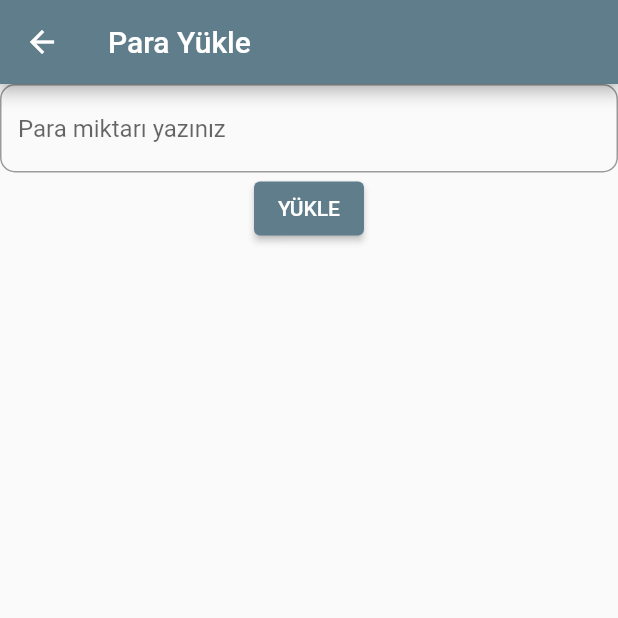
After one commit to ergulecdemet/dolap, a Flutter app: the MoneyScreen screen opened by its route, on a phone screen of 412 x 824 dp, the top half of it. The commit adds this screen. Run offline on Flutter 3.47's test engine with Material 2 defaults, Android fonts, the light colour scheme and no system bars; our stand-ins replace shared_preferences; accounts and stored records are empty; network calls fail.

Commit message:
money post ok

```diff
--- a/lib/contents/routings.dart
+++ b/lib/contents/routings.dart
@@ -2,6 +2,7 @@ import 'package:dolap_app/screen/category/category_add.dart';
 import 'package:dolap_app/screen/category/category_list.dart';
 import 'package:dolap_app/screen/home/home_screen.dart';
 import 'package:dolap_app/screen/login/login_screen.dart';
+import 'package:dolap_app/screen/money/mondey.dart';
 import 'package:dolap_app/screen/product_add/product_add_screen.dart';
 import 'package:dolap_app/screen/register/register_screen.dart';
 import 'package:dolap_app/screen/splash/splash.dart';
@@ -36,6 +37,8 @@ class RouteGenerator {
         return createRoute(const CategoryAdd(), settings);
       case "/categoryList":
         return createRoute(const CategoryList(), settings);
+      case "/money":
+        return createRoute(const MoneyScreen(), settings);
 
       default:
         return MaterialPageRoute(
@@ -53,6 +56,7 @@ enum AppRoutes {
   productAdd,
   categoryAdd,
   categoryList,
+  money,
 }
 
 extension MyAppRoutes on AppRoutes {
@@ -72,6 +76,8 @@ extension MyAppRoutes on AppRoutes {
         return "/categoryAdd";
       case AppRoutes.categoryList:
         return "/categoryList";
+      case AppRoutes.money:
+        return "/money";
 
       default:
         return "";
--- a/lib/model/user_model.dart
+++ b/lib/model/user_model.dart
@@ -2,14 +2,16 @@ class ProfileModel {
   bool? status;
   String? message;
   UserProfileModel? data;
+  String? token;
 
-  ProfileModel({this.status, this.message, this.data});
+  ProfileModel({this.status, this.message, this.data, this.token});
 
   ProfileModel.fromJson(Map<String, dynamic> json) {
     status = json['status'];
     message = json['message'];
     data =
         json['data'] != null ? UserProfileModel.fromJson(json['data']) : null;
+    token = json['token'];
   }
 
   Map<String, dynamic> toJson() {
@@ -19,6 +21,7 @@ class ProfileModel {
     if (this.data != null) {
       data['data'] = this.data!.toJson();
     }
+    data['token'] = token;
     return data;
   }
 }
@@ -30,6 +33,7 @@ class UserProfileModel {
   int? userType;
   String? email;
   String? emailVerifiedAt;
+  String? money;
   String? photo;
   String? createdAt;
   String? updatedAt;
@@ -41,6 +45,7 @@ class UserProfileModel {
       this.userType,
       this.email,
       this.emailVerifiedAt,
+      this.money,
       this.photo,
       this.createdAt,
       this.updatedAt});
@@ -52,6 +57,7 @@ class UserProfileModel {
     userType = json['user_type'];
     email = json['email'];
     emailVerifiedAt = json['email_verified_at'];
+    money = json['money'];
     photo = json['photo'];
     createdAt = json['created_at'];
     updatedAt = json['updated_at'];
@@ -65,6 +71,7 @@ class UserProfileModel {
     data['user_type'] = userType;
     data['email'] = email;
     data['email_verified_at'] = emailVerifiedAt;
+    data['money'] = money;
     data['photo'] = photo;
     data['created_at'] = createdAt;
     data['updated_at'] = updatedAt;
--- a/lib/screen/login/login_screen.dart
+++ b/lib/screen/login/login_screen.dart
@@ -42,6 +42,12 @@ class _LoginScrenState extends State<LoginScren> {
                               context,
                               AppRoutes.home.path,
                             );
+                          } else {
+                            ScaffoldMessenger.of(context).showSnackBar(
+                              SnackBar(
+                                content: Text(value.message.toString()),
+                              ),
+                            );
                           }
                         });
                       }
--- /dev/null
+++ b/lib/screen/money/mondey.dart
@@ -0,0 +1,48 @@
+import 'package:dolap_app/screen/register/register_screen.dart';
+import 'package:dolap_app/services/appservice.dart';
+import 'package:flutter/material.dart';
+
+class MoneyScreen extends StatefulWidget {
+  const MoneyScreen({super.key});
+
+  @override
+  State<MoneyScreen> createState() => _MoneyScreenState();
+}
+
+class _MoneyScreenState extends State<MoneyScreen> {
+  final TextEditingController _moneyController = TextEditingController();
+  final GlobalKey<FormState> _formKey = GlobalKey<FormState>();
+  @override
+  Widget build(BuildContext context) {
+    return Scaffold(
+      appBar: AppBar(
+        title: const Text("Para Yükle"),
+      ),
+      body: Center(
+        child: Column(
+          children: [
+            Form(
+              key: _formKey,
+              child: CustomTextFromField(
+                  hinText: "Para miktarı yazınız",
+                  controller: _moneyController),
+            ),
+            ElevatedButton(
+                onPressed: () async {
+                  if (_formKey.currentState!.validate()) {
+                    await AppService()
+                        .addMoney(int.parse(_moneyController.text))
+                        .then((value) {
+                      if (value.status == true) {
+                        Navigator.pop(context);
+                      }
+                    });
+                  }
+                },
+                child: const Text("YÜKLE"))
+          ],
+        ),
+      ),
+    );
+  }
+}
--- a/lib/screen/register/register_screen.dart
+++ b/lib/screen/register/register_screen.dart
@@ -74,6 +74,12 @@ class _RegisterScreenState extends State<RegisterScreen> {
                             .then((value) {
                           if (value.status == true) {
                             Navigator.pushNamed(context, AppRoutes.home.path);
+                          } else {
+                            ScaffoldMessenger.of(context).showSnackBar(
+                              SnackBar(
+                                content: Text(value.message.toString()),
+                              ),
+                            );
                           }
                         });
                       }
```
Also changed, not shown: lib/model/payment_model.dart (added, +81 -0 lines), lib/screen/category/category_add.dart (+8 -2 lines), lib/screen/home/home_screen.dart (+43 -9 lines), lib/screen/product_add/product_add_screen.dart (+13 -11 lines), lib/screen/splash/splash.dart (+8 -1 lines), lib/services/appservice.dart (+43 -4 lines).
